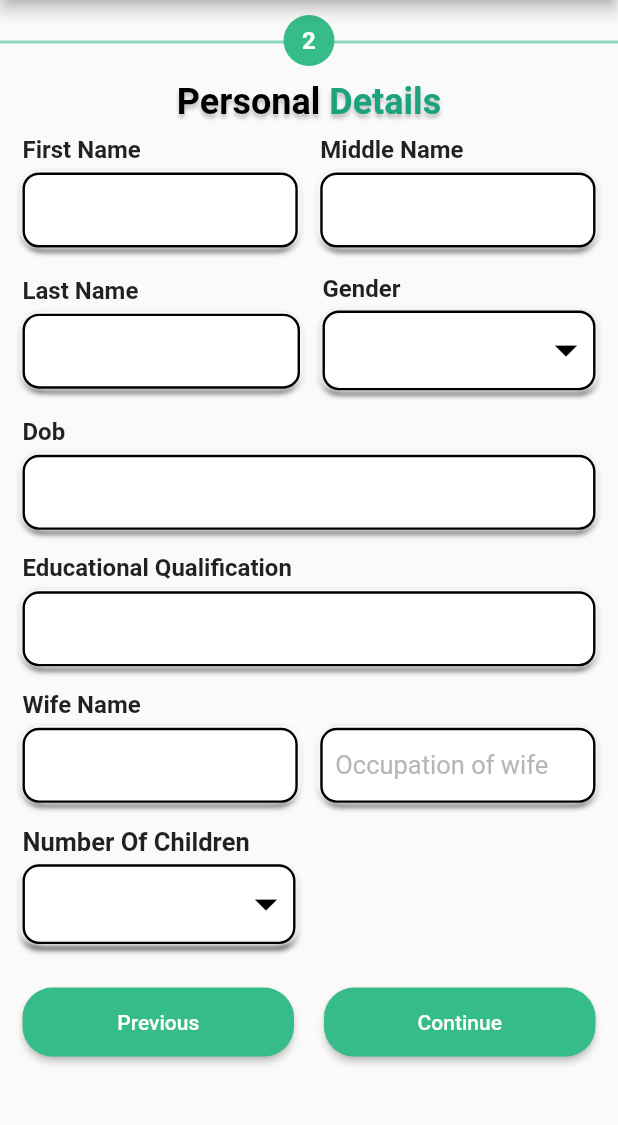
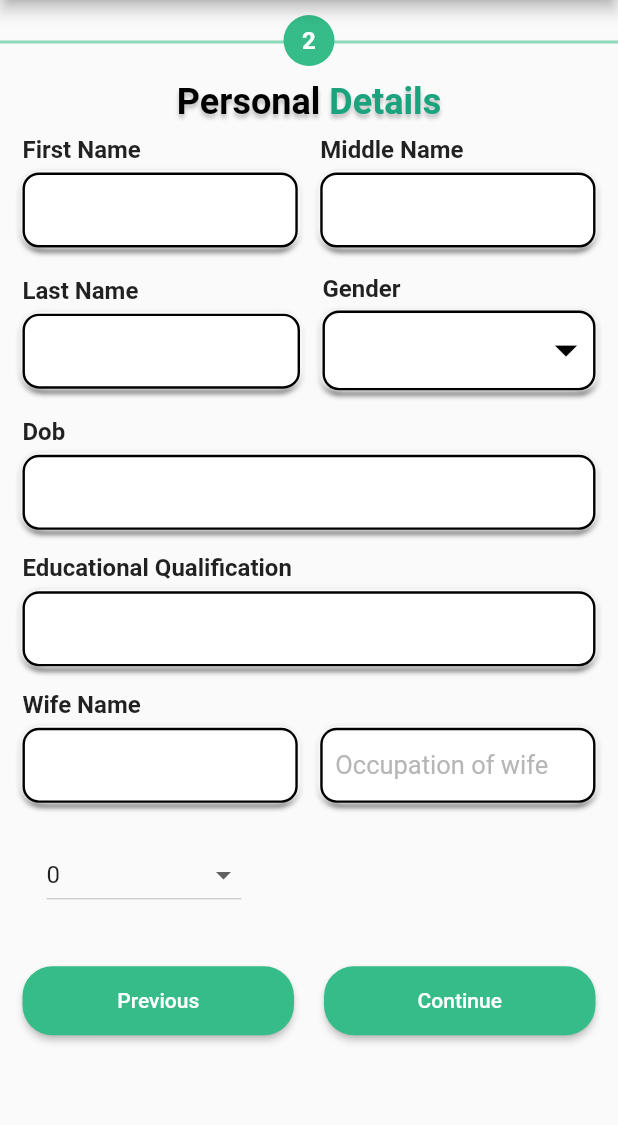
Before and after one commit to OsanKarki/FARMERS_MARKET, a Flutter app: the HomePage screen opened by its route, after a tap on "Continue", on a phone screen of 412 x 824 dp, the part 84-1209 px from its top. Run offline on Flutter 3.47's test engine with Material 2 defaults, Android fonts, the phone set to English and light mode, and no system bars; our stand-ins replace flutter_svg.

Commit message:
#re updated code

```diff
--- a/lib/core/utils/drawer_list_tile.dart
+++ b/lib/core/utils/drawer_list_tile.dart
@@ -1,24 +1,30 @@
 import 'package:flutter/material.dart';
 
-class DrawerListTile extends StatelessWidget {
+class DrawerListTile extends StatefulWidget {
   final String? text;
   final String imageAsset;
   final VoidCallback? onTap;
   final bool isActive;
 
+
   const DrawerListTile({
     Key? key,
     this.text,
     required this.imageAsset,
-    required this.onTap,
-    this.isActive = false,
+    required this.onTap, required this.isActive,
   }) : super(key: key);
 
   @override
+  State<DrawerListTile> createState() => _DrawerListTileState();
+}
+
+class _DrawerListTileState extends State<DrawerListTile> {
+  @override
   Widget build(BuildContext context) {
+
     return Stack(
       children: [
-        if (isActive)
+        if (widget.isActive)
           Positioned(
             top: 0,
             bottom: 0,
@@ -26,23 +32,23 @@ class DrawerListTile extends StatelessWidget {
             right: 0,
 
             child: Container(
-              color: Color(0xff35BC88),
+              color: const Color(0xff35BC88),
             ),
           ),
         ListTile(
           leading: Image.asset(
-            imageAsset,
-            color: isActive ? Colors.white : Color(0xff35BC88),
+            widget.imageAsset,
+            color: widget.isActive ? Colors.white : const Color(0xff35BC88),
           ),
           title: Text(
-            text!,
+            widget.text!,
             style: TextStyle(
-              color: isActive ? Colors.white : Color(0xff35BC88),
+              color: widget.isActive ? Colors.white : const Color(0xff35BC88),
               fontSize: 16,
               fontWeight: FontWeight.w700,
             ),
           ),
-          onTap: onTap,
+          onTap: widget.onTap,
         ),
       ],
     );
--- /dev/null
+++ b/lib/drawer_screen.dart
@@ -0,0 +1,106 @@
+import 'package:agriculture_app/features/mainpage/drawer/drawer_list_Page/Drawer_sendtoserver_page.dart';
+import 'package:agriculture_app/features/mainpage/drawer/drawer_list_Page/Drawer_setting_page.dart';
+import 'package:agriculture_app/features/mainpage/drawer/drawer_list_Page/drawer_localdata_page.dart';
+import 'package:agriculture_app/features/mainpage/home_page/home_page.dart';
+import 'package:flutter/material.dart';
+
+class MyDrawerNew extends StatefulWidget {
+  final int selectedIndex;
+
+  const MyDrawerNew({Key? key, required this.selectedIndex}) : super(key: key);
+
+  @override
+  _MyDrawerNewState createState() => _MyDrawerNewState();
+}
+
+class _MyDrawerNewState extends State<MyDrawerNew> {
+
+  List<Map<String, dynamic>> drawerItems = [
+    {'title': 'Home', 'icon': 'assets/home.png'},
+    {'title': 'Local Data', 'icon':'assets/duckicon.png'},
+    {'title': 'Send to Server', 'icon':'assets/cloud.png'},
+    {'title': 'Settings', 'icon': 'assets/setting.png'},
+  ];
+
+  @override
+  Widget build(BuildContext context) {
+    return Drawer(
+      child: Column(
+        children: [
+          const UserAccountsDrawerHeader(
+            decoration: BoxDecoration(color: Colors.white),
+            currentAccountPicture: CircleAvatar(
+              backgroundColor: Color(0xff35BC88),
+            ),
+            accountName: Text(
+              'Asish Mallik',
+              style: TextStyle(
+                  fontSize: 16,
+                  color: Colors.black,
+                  fontWeight: FontWeight.w700),
+            ),
+            accountEmail: Text(
+              'AsishMallik@gmail.com',
+              style: TextStyle(
+                  fontSize: 16,
+                  color: Colors.black,
+                  fontWeight: FontWeight.w700),
+            ),
+          ),
+          Expanded(
+            child: ListView.builder(
+              itemCount: drawerItems.length,
+              itemBuilder: (BuildContext context, int index) {
+                return Container(
+                  color: widget.selectedIndex == index ? const Color(0xff35BC88) : null,
+                  child: ListTile(
+                    leading: Image.asset(
+                      drawerItems[index]['icon'],
+                      color: widget.selectedIndex == index ? Colors.white : const Color(0xff35BC88),
+                    ),
+                    title: Text(
+                      drawerItems[index]['title'],
+                      style: TextStyle(
+                        color: widget.selectedIndex == index ? Colors.white : const Color(0xff35BC88),
+                      ),
+                    ),
+                    onTap: () {
+                       switch(index){
+                         case 0:
+                           ///pass different screen
+                           Navigator.push(
+                             context,
+                             MaterialPageRoute(builder: (context) =>const HomePage()),
+                           );
+                           break;
+                         case 1:
+                           Navigator.push(
+                             context,
+                             MaterialPageRoute(builder: (context) =>const DrawerLocalDataPage()),
+                           );
+                           break;
+                         case 2:
+                           Navigator.push(
+                             context,
+                             MaterialPageRoute(builder: (context) =>const DrawerSendtoServerPage()),
+                           );
+                           break;
+
+                         case 3:
+                           Navigator.push(
+                             context,
+                             MaterialPageRoute(builder: (context) =>const DrawerSettingPage()),
+                           );
+                           break;
+                       }
+                    },
+                  ),
+                );
+              },
+            ),
+          ),
+        ],
+      ),
+    );
+  }
+}
--- /dev/null
+++ b/lib/dropdown.dart
@@ -0,0 +1,68 @@
+
+import 'package:flutter/cupertino.dart';
+import 'package:flutter/material.dart';
+
+class ChildrenTextField extends StatefulWidget {
+  @override
+  _ChildrenTextFieldState createState() => _ChildrenTextFieldState();
+}
+
+class _ChildrenTextFieldState extends State<ChildrenTextField> {
+  late int noOfChildren;
+  List<Widget> childrenFields = [];
+
+  @override
+  void initState() {
+    super.initState();
+    noOfChildren = 0;
+  }
+
+  void updateChildrenFields(int value) {
+    setState(() {
+      noOfChildren = value;
+      childrenFields.clear();
+      for (int i = 0; i < noOfChildren; i++) {
+        childrenFields.add(
+          Padding(
+            padding: const EdgeInsets.symmetric(vertical: 8.0),
+            child: TextField(
+              decoration: InputDecoration(
+                labelText: 'Child ${i + 1} Name',
+                border: OutlineInputBorder(),
+              ),
+            ),
+          ),
+        );
+      }
+    });
+  }
+
+  @override
+  Widget build(BuildContext context) {
+    return Padding(
+      padding: const EdgeInsets.all(16.0),
+      child: Column(
+        crossAxisAlignment: CrossAxisAlignment.start,
+        children: [
+          // Dropdown for No. of Children
+          DropdownButton(
+            value: noOfChildren,
+            hint: Text('No. of Children'),
+            onChanged: (value) {
+              updateChildrenFields(value!);
+            },
+            items: [
+              DropdownMenuItem(value: 0, child: Text('0')),
+              DropdownMenuItem(value: 1, child: Text('1')),
+              DropdownMenuItem(value: 2, child: Text('2')),
+              DropdownMenuItem(value: 3, child: Text('3')),
+            ],
+          ),
+
+          // Display Text Fields for Children
+          ...childrenFields,
+        ],
+      ),
+    );
+  }
+}
--- a/lib/features/mainpage/drawer/drawer_Page.dart
+++ /dev/null
@@ -1,117 +0,0 @@
-import 'package:agriculture_app/features/auth/login_page.dart';
-import 'package:agriculture_app/features/mainpage/drawer/drawer_list_Page/Drawer_sendtoserver_page.dart';
-import 'package:agriculture_app/features/mainpage/drawer/drawer_list_Page/Drawer_setting_page.dart';
-import 'package:agriculture_app/features/mainpage/drawer/drawer_list_Page/drawer_localdata_page.dart';
-import 'package:agriculture_app/features/mainpage/home_page/home_page.dart';
-import 'package:flutter/material.dart';
-import '../../../core/utils/drawer_list_tile.dart';
-
-class NavBar extends StatefulWidget {
-  const NavBar({Key? key}) : super(key: key);
-
-  @override
-  _NavBarState createState() => _NavBarState();
-}
-
-class _NavBarState extends State<NavBar> {
-  int _selectedIndex = 0;
-
-  void _onItemTapped(int index) {
-    setState(() {
-      _selectedIndex = index;
-    });
-  }
-
-  @override
-  Widget build(BuildContext context) {
-    return Drawer(
-      backgroundColor: Colors.white,
-      child: Padding(
-        padding: const EdgeInsets.symmetric(horizontal: 18, vertical: 20),
-        child: ListView(children: [
-          const UserAccountsDrawerHeader(
-            decoration: BoxDecoration(color: Colors.white),
-            currentAccountPicture: CircleAvatar(
-              backgroundColor: Color(0xff35BC88),
-            ),
-            accountName: Text(
-              'Asish Mallik',
-              style: TextStyle(
-                  fontSize: 16,
-                  color: Colors.black,
-                  fontWeight: FontWeight.w700),
-            ),
-            accountEmail: Text(
-              'AsishMallik@gmail.com',
-              style: TextStyle(
-                  fontSize: 16,
-                  color: Colors.black,
-                  fontWeight: FontWeight.w700),
-            ),
-          ),
-
-          DrawerListTile(
-        onTap: () {
-      _onItemTapped(1);
-      Navigator.pushNamed(context, HomePage.route);
-
-
-            },
-            isActive: _selectedIndex == 0,
-            text: 'home',
-            imageAsset: 'assets/home.png',
-
-          ),
-          DrawerListTile(
-            isActive: _selectedIndex == 1,
-            text: 'Local Data',
-            imageAsset: 'assets/duckicon.png',
-            onTap: () {
-              _onItemTapped(1);
-              Navigator.pushNamed(context, DrawerLocalDataPage.route);
-
-
-            },
-
-          ),
-          DrawerListTile(
-            isActive: _selectedIndex == 2,
-            text: 'Send to Server',
-            imageAsset: 'assets/cloud.png',
-            onTap: () {
-              _onItemTapped(2);
-              Navigator.pushNamed(context, DrawerSendtoServerPage.route);
-
-
-            },
-          ),
-          DrawerListTile(
-            isActive: _selectedIndex == 3,
-            text: 'Settings',
-            imageAsset: 'assets/setting.png',
-            onTap: () {
-              _onItemTapped(3);
-              Navigator.pushNamed(context, DrawerSendtoServerPage.route);
-
-
-            },
-          ),
-          const SizedBox(
-            height: 300,
-          ),
-          DrawerListTile(
-            isActive:_selectedIndex == 4,
-            text: 'Logout',
-            imageAsset: 'assets/logout.png',
-            onTap: () {
-              _onItemTapped(4);
-              Navigator.pushNamed(context, LoginPage.route);
-
-
-            },
-          ),
-        ]),
-      ),
-    );
-  }
-}
--- a/lib/features/mainpage/drawer/drawer_list_Page/Drawer_sendtoserver_page.dart
+++ b/lib/features/mainpage/drawer/drawer_list_Page/Drawer_sendtoserver_page.dart
@@ -1,6 +1,7 @@
 import 'package:agriculture_app/core/utils/primary_app_bar.dart';
-import 'package:agriculture_app/features/mainpage/drawer/drawer_Page.dart';
 import 'package:flutter/material.dart';
+
+import '../../../../drawer_screen.dart';
 
 class DrawerSendtoServerPage extends StatelessWidget {
   static const route = 'DrawerSendtoServerPage';
@@ -9,7 +10,7 @@ class DrawerSendtoServerPage extends StatelessWidget {
   @override
   Widget build(BuildContext context) {
     return const Scaffold(
-      drawer: NavBar(),
+      drawer: MyDrawerNew(selectedIndex: 2,),
       appBar: PrimaryAppBar(),
       body: Center(
           child: Text(
--- a/lib/features/mainpage/drawer/drawer_list_Page/Drawer_setting_page.dart
+++ b/lib/features/mainpage/drawer/drawer_list_Page/Drawer_setting_page.dart
@@ -1,6 +1,7 @@
 import 'package:agriculture_app/core/utils/primary_app_bar.dart';
-import 'package:agriculture_app/features/mainpage/drawer/drawer_Page.dart';
 import 'package:flutter/material.dart';
+
+import '../../../../drawer_screen.dart';
 
 class DrawerSettingPage extends StatelessWidget {
   static const route = 'DrawerSettingPage';
@@ -9,7 +10,7 @@ class DrawerSettingPage extends StatelessWidget {
   @override
   Widget build(BuildContext context) {
     return const Scaffold(
-      drawer: NavBar(),
+      drawer:  MyDrawerNew(selectedIndex: 3,),
       appBar: PrimaryAppBar(),
 
       body: Center(child: Text('Drawer Setting Page',style: TextStyle(fontSize: 30),)),
--- a/lib/features/mainpage/home_page/home_page.dart
+++ b/lib/features/mainpage/home_page/home_page.dart
@@ -6,7 +6,7 @@ import 'package:flutter/material.dart';
 
 import '../../../core/utils/primary_app_bar.dart';
 import '../../../core/widgets/primary_text_field.dart';
-import '../drawer/drawer_Page.dart';
+import '../../../drawer_screen.dart';
 
 class HomePage extends StatefulWidget {
   static const route = 'HomePage';
@@ -77,7 +77,7 @@ class _HomePageState extends State<HomePage> {
         FocusScope.of(context).unfocus();
       },
       child: Scaffold(
-        drawer: const NavBar(),
+        drawer:  const MyDrawerNew(selectedIndex: 0,),
         appBar: const PrimaryAppBar(),
         body: SingleChildScrollView(
           scrollDirection: Axis.vertical,
--- a/lib/features/mainpage/home_page/home_page2.dart
+++ b/lib/features/mainpage/home_page/home_page2.dart
@@ -1,8 +1,8 @@
 import 'package:agriculture_app/core/config/size_config.dart';
 import 'package:agriculture_app/core/utils/button.dart';
 import 'package:agriculture_app/core/utils/primary_app_bar.dart';
-
-import 'package:agriculture_app/features/mainpage/drawer/drawer_Page.dart';
+import 'package:agriculture_app/drawer_screen.dart';
+import 'package:agriculture_app/dropdown.dart';
 import 'package:agriculture_app/features/mainpage/home_page/home_page3.dart';
 import 'package:flutter/material.dart';
 
@@ -33,7 +33,7 @@ class _HomePage2State extends State<HomePage2> {
         FocusScope.of(context).unfocus();
       },
       child: Scaffold(
-          drawer: const NavBar(),
+          drawer: MyDrawerNew(selectedIndex: 0,),
           appBar: const PrimaryAppBar(),
           body: SingleChildScrollView(
             child: Column(
@@ -199,83 +199,84 @@ class _HomePage2State extends State<HomePage2> {
                           ),
                         ],
                       ),
-                      Padding(
-                        padding: const EdgeInsets.symmetric(vertical: 8),
-                        child: Column(
-                          crossAxisAlignment: CrossAxisAlignment.start,
-                          children: [
-                            const Text(
-                              'Number Of Children',
-                              style: TextStyle(
-                                  fontSize: 17, fontWeight: FontWeight.w700),
-                            ),
-                            const SizedBox(
-                              height: 5,
-                            ),
-                            SizedBox(
-                              width: 182,
-                              child: Container(
-                                padding:
-                                    const EdgeInsets.symmetric(vertical: 1),
-                                decoration: BoxDecoration(
-                                  border: Border.all(
-                                      color: Colors.black, width: 1.6),
-                                  borderRadius: BorderRadius.circular(11),
-                                  boxShadow: const [
-                                  BoxShadow(
-                                      blurRadius: 3,
-                                      offset: Offset(0, 3)
-                                  ),
-                                  BoxShadow(
-                                      blurRadius: 3,
-                                      color: Colors.white,
-                                      offset: Offset(-3, 0)
-                                  ),
-                                  BoxShadow(
-                                      blurRadius: 3,
-                                      color: Colors.white,
-                                      offset: Offset(3, 0)
-                                  ),
-                                  ]
-                                ),
-                                child: DropdownButton(
-                                  borderRadius: BorderRadius.circular(10),
-                                  dropdownColor: const Color(0xff35BC88),
-                                  underline: const SizedBox(),
-                                  isExpanded: true,
-                                  hint: const Text(''),
-                                  icon: const Icon(
-                                    Icons.arrow_drop_down,
-                                    color: Colors.black,
-                                  ),
-                                  menuMaxHeight: 300,
-                                  iconSize: 36,
-                                  value: nochildrenvalue,
-                                  style: const TextStyle(
-                                    color: Colors.black,
-                                    fontSize: 19,
-                                  ),
-                                  onChanged: (newValue) {
-                                    setState(() {
-                                      nochildrenvalue = newValue;
-                                    });
-                                  },
-                                  items: noOfChildren.map((nochildrenvalue) {
-                                    return DropdownMenuItem(
-                                      value: nochildrenvalue,
-                                      child: Padding(
-                                        padding: const EdgeInsets.symmetric(
-                                            horizontal: 8),
-                                        child: Text(nochildrenvalue),
-                                      ),
-                                    );
-                                  }).toList(),
-                                ),
-                              ),
-                            )
-                          ],
-                        ),
-                      ),
+                      // Padding(
+                      //   padding: const EdgeInsets.symmetric(vertical: 8),
+                      //   child: Column(
+                      //     crossAxisAlignment: CrossAxisAlignment.start,
+                      //     children: [
+                      //       const Text(
+                      //         'Number Of Children',
+                      //         style: TextStyle(
+                      //             fontSize: 17, fontWeight: FontWeight.w700),
+                      //       ),
+                      //       const SizedBox(
+                      //         height: 5,
+                      //       ),
+                      //       SizedBox(
+                      //         width: 182,
+                      //         child: Container(
+                      //           padding:
+                      //               const EdgeInsets.symmetric(vertical: 1),
+                      //           decoration: BoxDecoration(
+                      //             border: Border.all(
+                      //                 color: Colors.black, width: 1.6),
+                      //             borderRadius: BorderRadius.circular(11),
+                      //             boxShadow: const [
+                      //             BoxShadow(
+                      //                 blurRadius: 3,
+                      //                 offset: Offset(0, 3)
+                      //             ),
+                      //             BoxShadow(
+                      //                 blurRadius: 3,
+                      //                 color: Colors.white,
+                      //                 offset: Offset(-3, 0)
+                      //             ),
+                      //             BoxShadow(
+                      //                 blurRadius: 3,
+                      //                 color: Colors.white,
+                      //                 offset: Offset(3, 0)
+                      //             ),
+                      //             ]
+                      //           ),
+                      //           child: DropdownButton(
+                      //             borderRadius: BorderRadius.circular(10),
+                      //             dropdownColor: const Color(0xff35BC88),
+                      //             underline: const SizedBox(),
+                      //             isExpanded: true,
+                      //             hint: const Text(''),
+                      //             icon: const Icon(
+                      //               Icons.arrow_drop_down,
+                      //               color: Colors.black,
+                      //             ),
+                      //             menuMaxHeight: 300,
+                      //             iconSize: 36,
+                      //             value: nochildrenvalue,
+                      //             style: const TextStyle(
+                      //               color: Colors.black,
+                      //               fontSize: 19,
+                      //             ),
+                      //             onChanged: (newValue) {
+                      //               setState(() {
+                      //                 nochildrenvalue = newValue;
+                      //               });
+                      //             },
+                      //             items: noOfChildren.map((nochildrenvalue) {
+                      //               return DropdownMenuItem(
+                      //                 value: nochildrenvalue,
+                      //                 child: Padding(
+                      //                   padding: const EdgeInsets.symmetric(
+                      //                       horizontal: 8),
+                      //                   child: Text(nochildrenvalue),
+                      //                 ),
+                      //               );
+                      //             }).toList(),
+                      //           ),
+                      //         ),
+                      //       )
+                      //     ],
+                      //   ),
+                      // ),
+                      ChildrenTextField(),
                       const SizedBox(
                         height: 20,
                       ),
--- a/lib/features/mainpage/home_page/home_page3.dart
+++ b/lib/features/mainpage/home_page/home_page3.dart
@@ -1,7 +1,7 @@
 import 'package:agriculture_app/core/config/size_config.dart';
 import 'package:agriculture_app/core/utils/primary_app_bar.dart';
 import 'package:agriculture_app/core/widgets/primary_text_field.dart';
-import 'package:agriculture_app/features/mainpage/drawer/drawer_Page.dart';
+import 'package:agriculture_app/drawer_screen.dart';
 import 'package:flutter/material.dart';
 
 import '../../../core/utils/button.dart';
@@ -30,7 +30,7 @@ class _HomePage3State extends State<HomePage3> {
         FocusScope.of(context).unfocus();
       },
       child: Scaffold(
-        drawer: const NavBar(),
+        drawer: const MyDrawerNew(selectedIndex: 0,),
         appBar: const PrimaryAppBar(),
         body: SingleChildScrollView(
           child: Column(
```
Also changed, not shown: lib/features/mainpage/drawer/drawer_list_Page/drawer_localdata_page.dart (+11 -4 lines).
